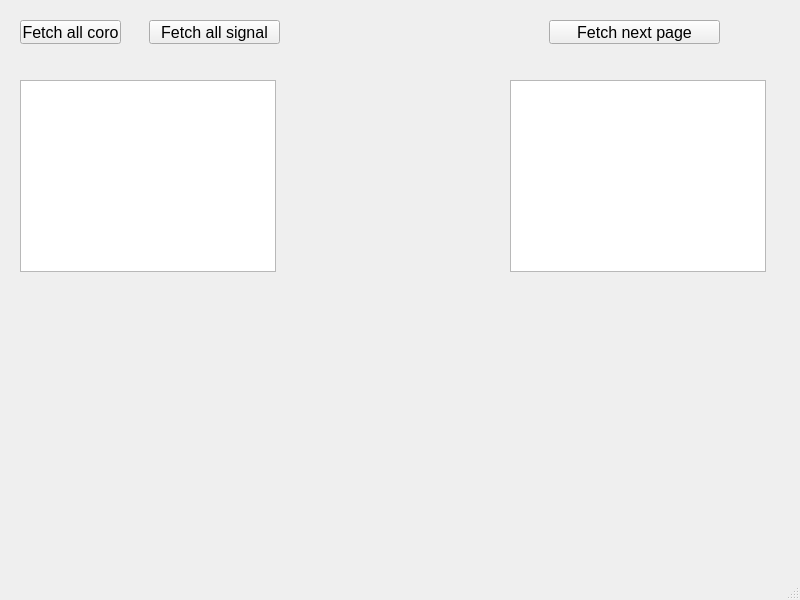
alkatzo/qt-coro-client, file rest-coro/client/mainwindow.ui: the form before one commit.
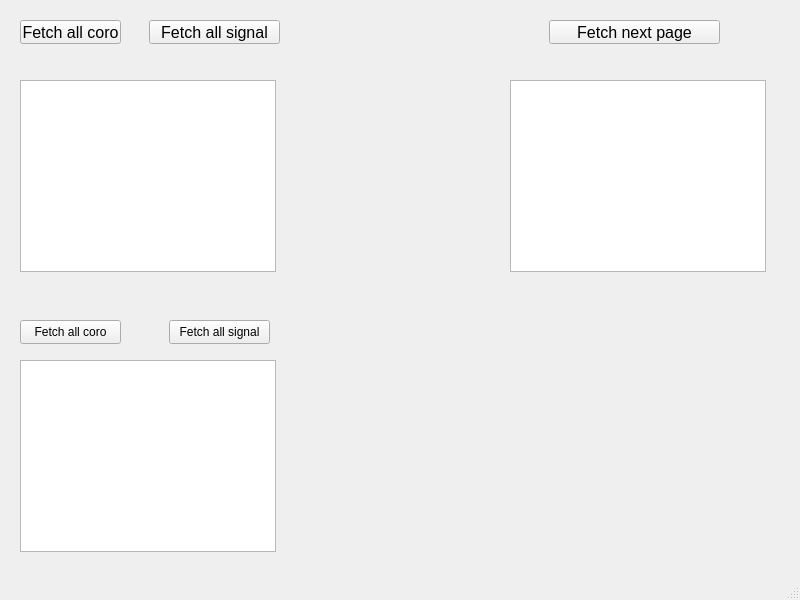
The form after the commit.

Patch:
```diff
--- a/rest-coro/client/mainwindow.ui
+++ b/rest-coro/client/mainwindow.ui
@@ -94,6 +94,42 @@
      <string>Fetch all signal</string>
     </property>
    </widget>
+   <widget class="QPushButton" name="pbStartAll">
+    <property name="geometry">
+     <rect>
+      <x>20</x>
+      <y>320</y>
+      <width>101</width>
+      <height>24</height>
+     </rect>
+    </property>
+    <property name="text">
+     <string>Fetch all coro</string>
+    </property>
+   </widget>
+   <widget class="QPushButton" name="pbSignalSlotAll">
+    <property name="geometry">
+     <rect>
+      <x>169</x>
+      <y>320</y>
+      <width>101</width>
+      <height>24</height>
+     </rect>
+    </property>
+    <property name="text">
+     <string>Fetch all signal</string>
+    </property>
+   </widget>
+   <widget class="QListView" name="listViewFullAll">
+    <property name="geometry">
+     <rect>
+      <x>20</x>
+      <y>360</y>
+      <width>256</width>
+      <height>192</height>
+     </rect>
+    </property>
+   </widget>
   </widget>
   <widget class="QMenuBar" name="menubar">
    <property name="geometry">
```
Left out of the diff: 5 changed lines with no effect on the pictures.
